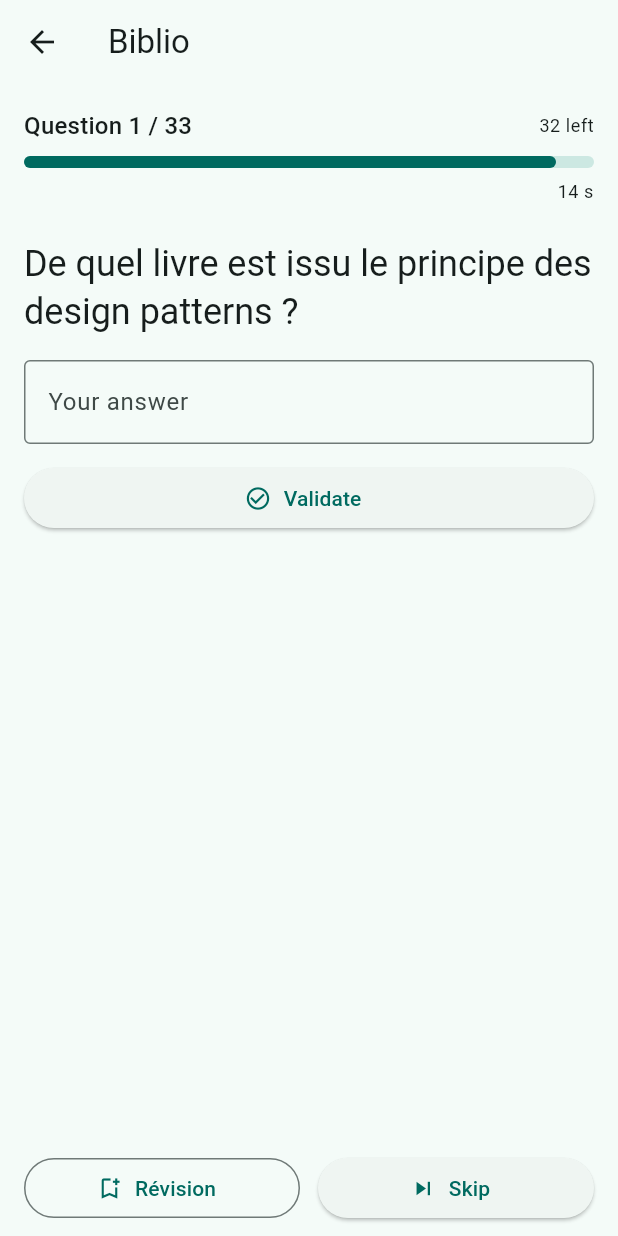
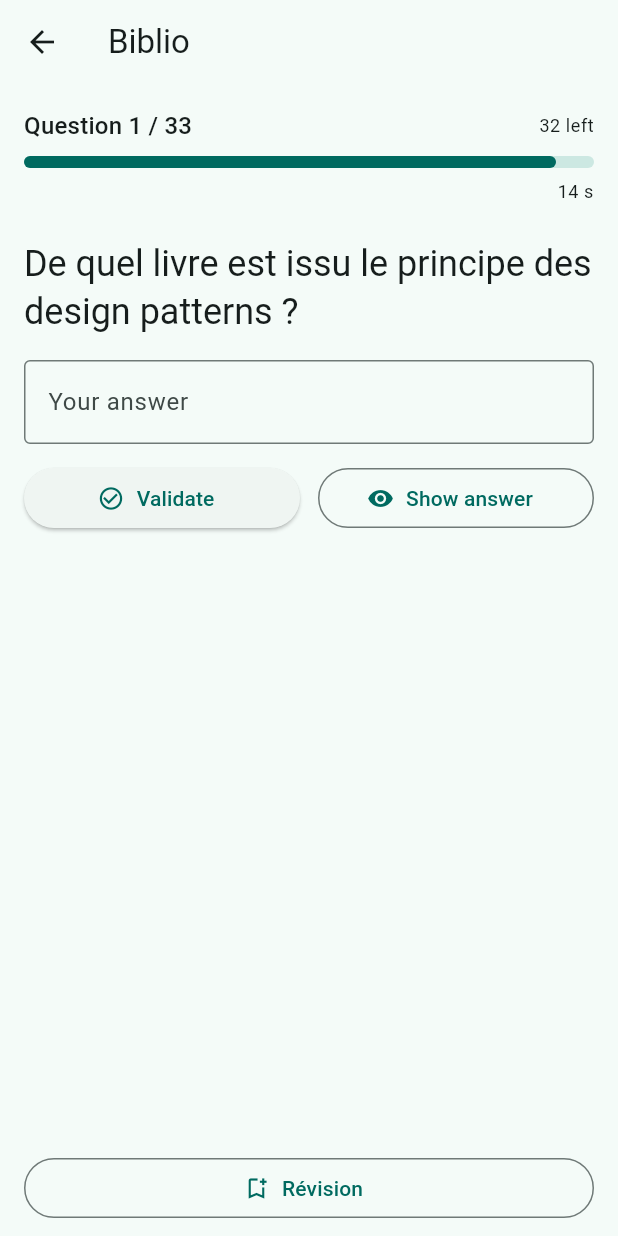
Before and after one commit to ImAliant/si-learning-flutter, a Flutter app: the screen it shows after launch, after a tap on "Biblio", on a phone screen of 412 x 824 dp. Run offline on Flutter 3.47's test engine with Material 3 defaults, Android fonts, the phone set to English and light mode, and no system bars; our stand-ins replace drift, flutter_riverpod; accounts and stored records are empty; generated files the repository leaves out were written again.

Commit message:
add a show answer button

```diff
--- a/lib/features/quiz/presentation/pages/game_page.dart
+++ b/lib/features/quiz/presentation/pages/game_page.dart
@@ -25,6 +25,8 @@ class _GamePageState extends ConsumerState<GamePage> {
   int _timeLeft = _maxSeconds;
   bool _isComplete = false;
   bool? _isAnswerCorrect;
+  bool _timerDone = false;
+  bool _answerRevealed = false;
   final Map<int, bool> _revisionOverrides = {};
 
   @override
@@ -37,6 +39,8 @@ class _GamePageState extends ConsumerState<GamePage> {
   void _startTimer(int totalQuestions) {
     _timer?.cancel();
     _timeLeft = _maxSeconds;
+    _timerDone = false;
+    _answerRevealed = false;
     _timer = Timer.periodic(const Duration(seconds: 1), (timer) {
       if (!mounted) return;
       if (_isComplete) {
@@ -46,7 +50,9 @@ class _GamePageState extends ConsumerState<GamePage> {
       setState(() => _timeLeft -= 1);
       if (_timeLeft <= 0) {
         timer.cancel();
-        _goToNextQuestion(totalQuestions);
+        setState(() {
+          _timerDone = true;
+        });
       }
     });
   }
@@ -66,6 +72,8 @@ class _GamePageState extends ConsumerState<GamePage> {
       _currentIndex += 1;
       _timeLeft = _maxSeconds;
       _isAnswerCorrect = null;
+      _timerDone = false;
+      _answerRevealed = false;
     });
     _answerController.clear();
     _startTimer(totalQuestions);
@@ -80,6 +88,13 @@ class _GamePageState extends ConsumerState<GamePage> {
     final correctAnswer = _normalizeAnswer(question.answer);
     setState(() {
       _isAnswerCorrect = userAnswer.isNotEmpty && userAnswer == correctAnswer;
+    });
+  }
+
+  void _showAnswer() {
+    _timer?.cancel();
+    setState(() {
+      _answerRevealed = true;
     });
   }
 
@@ -139,6 +154,9 @@ class _GamePageState extends ConsumerState<GamePage> {
                       setState(() {
                         _currentIndex = 0;
                         _isComplete = false;
+                        _isAnswerCorrect = null;
+                        _timerDone = false;
+                        _answerRevealed = false;
                       });
                       _answerController.clear();
                       _startTimer(questions.length);
@@ -199,19 +217,37 @@ class _GamePageState extends ConsumerState<GamePage> {
                 const SizedBox(height: 16),
                 TextField(
                   controller: _answerController,
+                  enabled: !_timerDone,
                   decoration: const InputDecoration(
                     labelText: 'Your answer',
                     border: OutlineInputBorder(),
                   ),
                   textInputAction: TextInputAction.done,
-                  onSubmitted: (_) => _validateAnswer(question),
+                  onSubmitted: (_) {
+                    if (!_timerDone) _validateAnswer(question);
+                  },
                 ),
                 const SizedBox(height: 12),
-                ElevatedButton.icon(
-                  onPressed: () => _validateAnswer(question),
-                  icon: const Icon(Icons.check_circle_outline),
-                  label: const Text('Validate'),
-                ),
+                if (!_timerDone)
+                  Row(
+                    children: [
+                      Expanded(
+                        child: ElevatedButton.icon(
+                          onPressed: () => _validateAnswer(question),
+                          icon: const Icon(Icons.check_circle_outline),
+                          label: const Text('Validate'),
+                        ),
+                      ),
+                      const SizedBox(width: 12),
+                      Expanded(
+                        child: OutlinedButton.icon(
+                          onPressed: _answerRevealed ? null : _showAnswer,
+                          icon: const Icon(Icons.visibility),
+                          label: const Text('Show answer'),
+                        ),
+                      ),
+                    ],
+                  ),
                 if (_isAnswerCorrect != null) ...[
                   const SizedBox(height: 8),
                   Text(
@@ -220,6 +256,45 @@ class _GamePageState extends ConsumerState<GamePage> {
                       color: _isAnswerCorrect! ? Colors.green : Colors.red,
                       fontWeight: FontWeight.w600,
                     ),
+                  ),
+                ],
+                if (_answerRevealed || _timerDone) ...[
+                  const SizedBox(height: 16),
+                  Container(
+                    padding: const EdgeInsets.all(12),
+                    decoration: BoxDecoration(
+                      color: Colors.blue.shade50,
+                      borderRadius: BorderRadius.circular(8),
+                      border: Border.all(color: Colors.blue.shade200),
+                    ),
+                    child: Column(
+                      crossAxisAlignment: CrossAxisAlignment.start,
+                      children: [
+                        Text(
+                          'Correct answer:',
+                          style: Theme.of(context).textTheme.labelLarge
+                              ?.copyWith(color: Colors.blue.shade800),
+                        ),
+                        const SizedBox(height: 4),
+                        Text(
+                          question.answer,
+                          style: Theme.of(
+                            context,
+                          ).textTheme.bodyLarge?.copyWith(
+                            color: Colors.blue.shade900,
+                            fontWeight: FontWeight.bold,
+                          ),
+                        ),
+                      ],
+                    ),
+                  ),
+                ],
+                if (_timerDone || _answerRevealed) ...[
+                  const SizedBox(height: 16),
+                  ElevatedButton.icon(
+                    onPressed: () => _goToNextQuestion(questions.length),
+                    icon: const Icon(Icons.arrow_forward),
+                    label: const Text('Next'),
                   ),
                 ],
               ],
@@ -263,14 +338,6 @@ class _GamePageState extends ConsumerState<GamePage> {
                       label: const Text('Révision'),
                     ),
                   ),
-                  const SizedBox(width: 12),
-                  Expanded(
-                    child: ElevatedButton.icon(
-                      onPressed: () => _goToNextQuestion(questions.length),
-                      icon: const Icon(Icons.skip_next),
-                      label: const Text('Skip'),
-                    ),
-                  ),
                 ],
               ),
             ),
```
